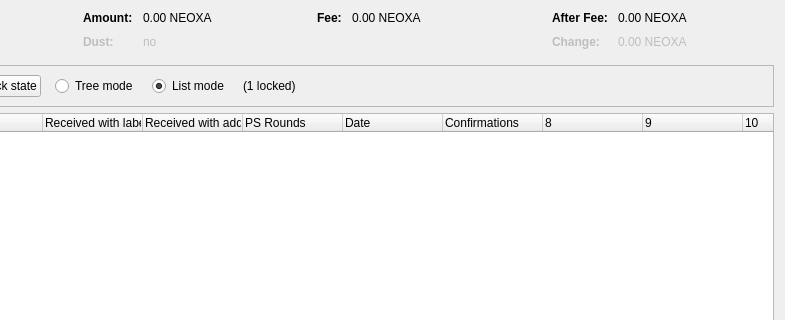
Qt form src/qt/forms/coincontroldialog.ui (1NF1N18Y/Points-Smartnodes) before a commit; both pictures show x 169 to 954 and y 0 to 320 of the 954 by 500 pixel window.
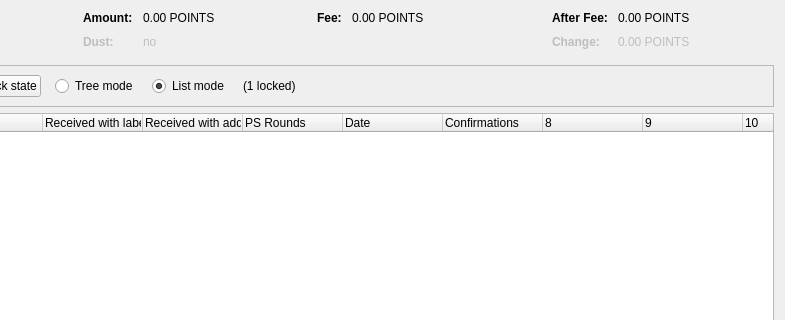
The same form after that commit. Custom widgets are drawn as their Qt base class.

The edit to the form file:
```diff
--- a/src/qt/forms/coincontroldialog.ui
+++ b/src/qt/forms/coincontroldialog.ui
@@ -132,7 +132,7 @@
           <enum>Qt::ActionsContextMenu</enum>
          </property>
          <property name="text">
-          <string notr="true">0.00 NEOXA</string>
+          <string notr="true">0.00 POINTS</string>
          </property>
          <property name="textInteractionFlags">
           <set>Qt::LinksAccessibleByMouse|Qt::TextSelectableByKeyboard|Qt::TextSelectableByMouse</set>
@@ -212,7 +212,7 @@
           <enum>Qt::ActionsContextMenu</enum>
          </property>
          <property name="text">
-          <string notr="true">0.00 NEOXA</string>
+          <string notr="true">0.00 POINTS</string>
          </property>
          <property name="textInteractionFlags">
           <set>Qt::LinksAccessibleByMouse|Qt::TextSelectableByKeyboard|Qt::TextSelectableByMouse</set>
@@ -257,7 +257,7 @@
           <enum>Qt::ActionsContextMenu</enum>
          </property>
          <property name="text">
-          <string notr="true">0.00 NEOXA</string>
+          <string notr="true">0.00 POINTS</string>
          </property>
          <property name="textInteractionFlags">
           <set>Qt::LinksAccessibleByMouse|Qt::TextSelectableByKeyboard|Qt::TextSelectableByMouse</set>
@@ -292,7 +292,7 @@
           <enum>Qt::ActionsContextMenu</enum>
          </property>
          <property name="text">
-          <string notr="true">0.00 NEOXA</string>
+          <string notr="true">0.00 POINTS</string>
          </property>
          <property name="textInteractionFlags">
           <set>Qt::LinksAccessibleByMouse|Qt::TextSelectableByKeyboard|Qt::TextSelectableByMouse</set>
```
